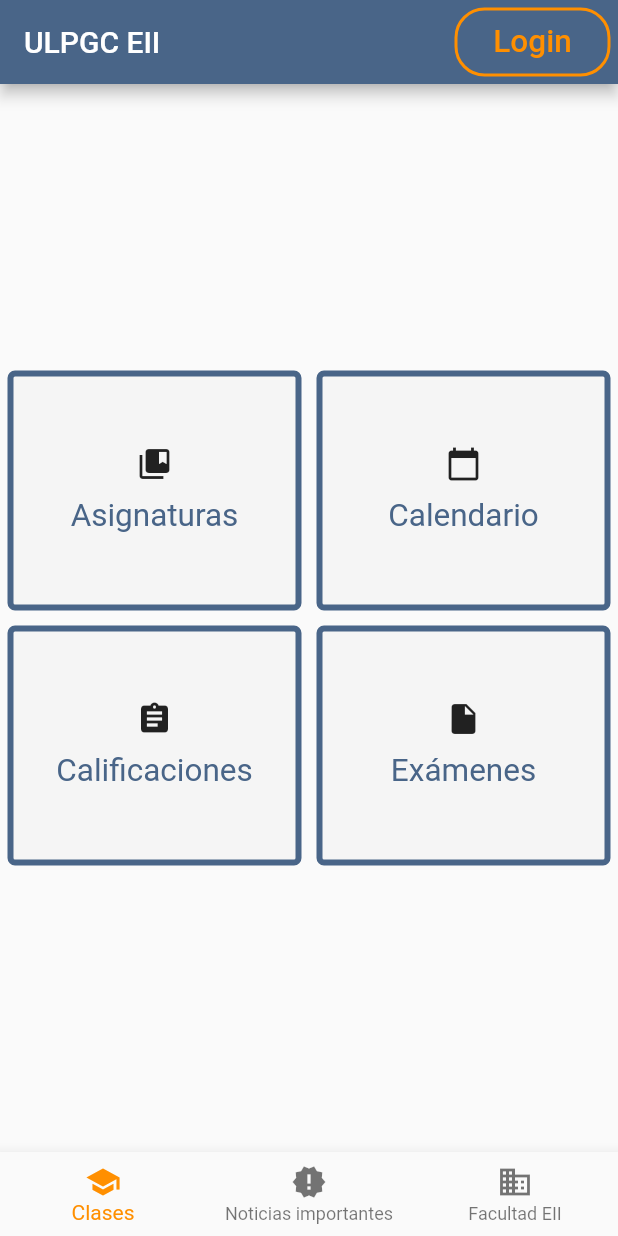
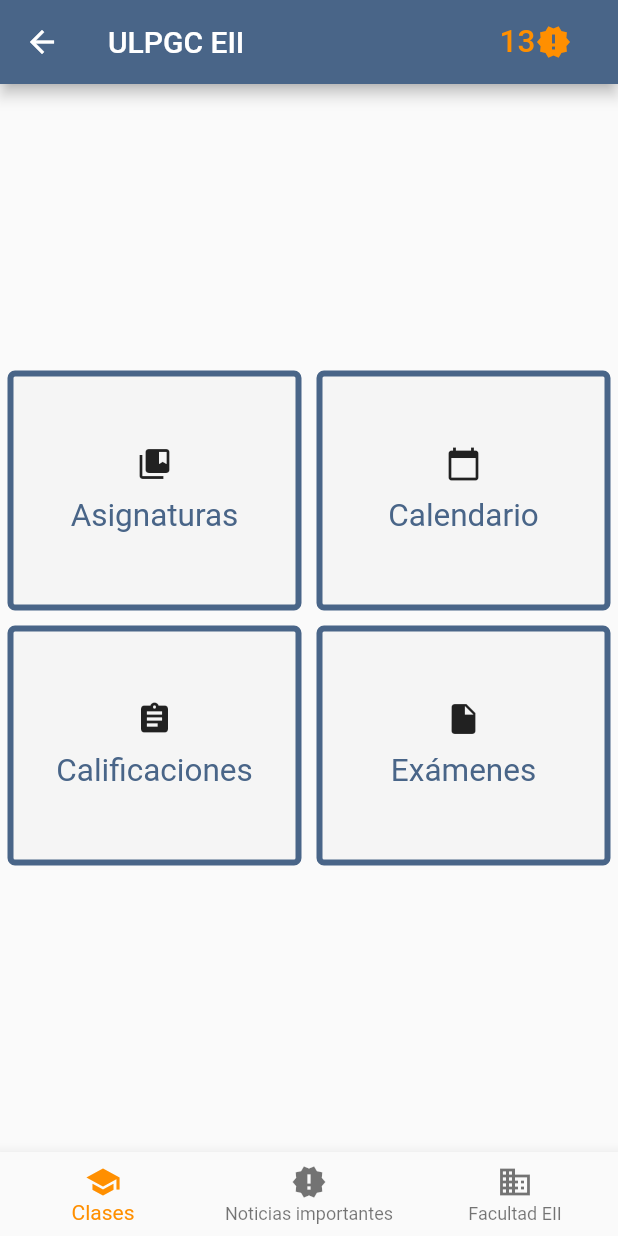
Before and after one commit to Rednaxelus/ULPGC_DIU, a Flutter app: the screen it shows after launch, after a tap on "Login", on a phone screen of 412 x 824 dp. Run offline on Flutter 3.47's test engine with Material 2 defaults, Android fonts, the phone set to English and light mode, and no system bars; Roboto replaces fonts that are missing (Hind, Montserrat).

Commit message:
login finished.

```diff
--- /dev/null
+++ b/lib/LoginButton.dart
@@ -0,0 +1,29 @@
+import 'package:flutter/material.dart';
+
+Container giveLoginButton(BuildContext context) {
+  return Container(
+    margin: const EdgeInsets.all(5.0),
+    padding: const EdgeInsets.all(6.0),
+    decoration: BoxDecoration(
+      color: Color.fromARGB(0, 0, 0, 0),
+      border: Border.all(
+          width: 2, //                   <--- border width here
+          color: Theme
+              .of(context)
+              .accentColor),
+      borderRadius: BorderRadius.all(Radius.circular(
+          20.0) //                 <--- border radius here
+      ),
+    ),
+    child: FlatButton(
+      onPressed: () {},
+      child: Text("Login",
+          style: new TextStyle(
+            fontSize: 21.0,
+            color: Theme
+                .of(context)
+                .accentColor,
+          )),
+    ),
+  )
+}
--- /dev/null
+++ b/lib/LoginPage.dart
@@ -0,0 +1,87 @@
+import 'package:flutter/material.dart';
+import 'package:uni/MenuPage.dart';
+
+class LoginPage extends StatefulWidget {
+  @override
+  _LoginPageState createState() => _LoginPageState();
+}
+
+class _LoginPageState extends State<LoginPage> {
+  TextStyle style = TextStyle(fontFamily: 'Montserrat', fontSize: 20.0);
+
+  @override
+  Widget build(BuildContext context) {
+    final emailField = TextField(
+      obscureText: false,
+      style: style,
+      decoration: InputDecoration(
+          contentPadding: EdgeInsets.fromLTRB(20.0, 15.0, 20.0, 15.0),
+          hintText: "Dirección de correo electrónico",
+          border:
+              OutlineInputBorder(borderRadius: BorderRadius.circular(32.0))),
+    );
+    final passwordField = TextField(
+      obscureText: true,
+      style: style,
+      decoration: InputDecoration(
+          contentPadding: EdgeInsets.fromLTRB(20.0, 15.0, 20.0, 15.0),
+          hintText: "Contraseña",
+          border:
+              OutlineInputBorder(borderRadius: BorderRadius.circular(32.0))),
+    );
+    final loginButton = Material(
+      elevation: 5.0,
+      color: Theme.of(context).primaryColor,
+      borderRadius: BorderRadius.circular(30.0),
+      child: MaterialButton(
+        minWidth: MediaQuery.of(context).size.width,
+        padding: EdgeInsets.fromLTRB(20.0, 15.0, 20.0, 15.0),
+        onPressed: () {
+          Navigator.push(
+              context, new MaterialPageRoute(builder: (context) => MenuPage()));
+        },
+        child: Text("Login",
+            textAlign: TextAlign.center,
+            style: style.copyWith(
+                color: Colors.white, fontWeight: FontWeight.bold)),
+      ),
+    );
+
+    return Scaffold(
+      body: Container(
+        color: Colors.white,
+        child: Padding(
+          padding: const EdgeInsets.all(30.0),
+          child: Column(
+            crossAxisAlignment: CrossAxisAlignment.center,
+            mainAxisAlignment: MainAxisAlignment.center,
+            children: <Widget>[
+              Spacer(),
+              Container(
+                height: 130,
+                child: Image.asset(
+                  "assets/images/logo.png",
+                  fit: BoxFit.contain,
+                ),
+              ),
+              Spacer(),
+              Padding(
+                padding: const EdgeInsets.all(8.0),
+                child: emailField,
+              ),
+              Padding(
+                padding: const EdgeInsets.all(8.0),
+                child: passwordField,
+              ),
+              Padding(
+                padding: const EdgeInsets.all(8.0),
+                child: loginButton,
+              ),
+              Spacer(),
+            ],
+          ),
+        ),
+      ),
+    );
+  }
+}
--- /dev/null
+++ b/lib/MenuPage.dart
@@ -0,0 +1,112 @@
+import 'package:flutter/material.dart';
+
+import 'customBox.dart';
+
+class MenuPage extends StatefulWidget {
+  MenuPage({Key key}) : super(key: key);
+
+  @override
+  _MenuPageState createState() => _MenuPageState();
+}
+
+class _MenuPageState extends State<MenuPage> {
+  int _selectedIndex = 0;
+  static const TextStyle optionStyle =
+      TextStyle(fontSize: 30, fontWeight: FontWeight.bold);
+
+  static List<Widget> _widgetOptions = <Widget>[
+    Table(
+      children: [
+        TableRow(
+          children: [
+            CustomBox("Asignaturas", Icons.collections_bookmark),
+            CustomBox("Calendario", Icons.calendar_today),
+          ],
+        ),
+        TableRow(children: [
+          CustomBox("Calificaciones", Icons.assignment),
+          CustomBox("Exámenes", Icons.insert_drive_file)
+        ])
+      ],
+    ),
+    Column(
+      crossAxisAlignment: CrossAxisAlignment.start,
+      mainAxisSize: MainAxisSize.min,
+      children: <Widget>[
+        Text('Through the night, we have one shot to live another day'),
+        Text('We cannot let a stray gunshot give us away'),
+        Text('We will fight up close, seize the moment and stay in it'),
+        Text('It’s either that or meet the business end of a bayonet'),
+        Text('The code word is ‘Rochambeau,’ dig me?'),
+      ],
+    ),
+    Text(
+      'Bienvenvido',
+      style: optionStyle,
+    ),
+  ];
+
+  void _onItemTapped(int index) {
+    setState(() {
+      _selectedIndex = index;
+    });
+  }
+
+  @override
+  Widget build(BuildContext context) {
+    return Scaffold(
+      appBar: AppBar(
+        title: const Text('ULPGC EII'),
+        actions: <Widget>[
+          Container(
+            margin: const EdgeInsets.all(5.0),
+            padding: const EdgeInsets.all(6.0),
+            decoration: BoxDecoration(
+              color: Color.fromARGB(0, 0, 0, 0),
+            ),
+            child: FlatButton(
+              onPressed: () {},
+              child: Row(
+                children: <Widget>[
+                  Text("13",
+                      style: new TextStyle(
+                        fontSize: 21.0,
+                        color: Theme.of(context).accentColor,
+                      )),
+                  Icon(
+                    Icons.new_releases,
+                    color: Theme.of(context).accentColor,
+                    size: 24.0,
+                  ),
+                ],
+              ),
+            ),
+          ),
+        ],
+        backgroundColor: Theme.of(context).primaryColor,
+      ),
+      body: Center(
+        child: _widgetOptions.elementAt(_selectedIndex),
+      ),
+      bottomNavigationBar: BottomNavigationBar(
+        items: const <BottomNavigationBarItem>[
+          BottomNavigationBarItem(
+            icon: Icon(Icons.school),
+            title: Text('Clases'),
+          ),
+          BottomNavigationBarItem(
+            icon: Icon(Icons.new_releases),
+            title: Text('Noticias importantes'),
+          ),
+          BottomNavigationBarItem(
+            icon: Icon(Icons.business),
+            title: Text('Facultad EII'),
+          ),
+        ],
+        currentIndex: _selectedIndex,
+        selectedItemColor: Theme.of(context).accentColor,
+        onTap: _onItemTapped,
+      ),
+    );
+  }
+}
--- a/lib/customBox.dart
+++ b/lib/customBox.dart
@@ -1,5 +1,4 @@
 import 'package:flutter/material.dart';
-import 'package:uni/main.dart';
 
 class CustomBox extends StatelessWidget {
   final String name;
@@ -13,7 +12,7 @@ class CustomBox extends StatelessWidget {
       margin: const EdgeInsets.all(5.0),
       padding: const EdgeInsets.all(6.0),
       height: 160,
-      decoration: myBoxDecoration(),
+      decoration: myBoxDecoration(context),
       child: Column(
         mainAxisAlignment: MainAxisAlignment.center,
         crossAxisAlignment: CrossAxisAlignment.center,
@@ -23,7 +22,7 @@ class CustomBox extends StatelessWidget {
           Text(name,
               style: new TextStyle(
                 fontSize: 21.0,
-                color: colorPrimary,
+                color: Theme.of(context).primaryColor,
               )),
         ],
       ),
@@ -31,12 +30,12 @@ class CustomBox extends StatelessWidget {
   }
 }
 
-BoxDecoration myBoxDecoration() {
+BoxDecoration myBoxDecoration(BuildContext context) {
   return BoxDecoration(
     color: Colors.grey[100],
     border: Border.all(
         width: 4, //                   <--- border width here
-        color: colorPrimary),
+        color: Theme.of(context).primaryColor),
     borderRadius: BorderRadius.all(
         Radius.circular(5.0) //                 <--- border radius here
         ),
--- a/lib/main.dart
+++ b/lib/main.dart
@@ -10,12 +10,10 @@
 // bar items. The first one is selected.](https://flutter.github.io/assets-for-api-docs/assets/material/bottom_navigation_bar.png)
 
 import 'package:flutter/material.dart';
-import 'package:uni/customBox.dart';
+
+import 'LoginPage.dart';
 
 void main() => runApp(MyApp());
-
-final Color colorPrimary = Color.fromARGB(255, 73, 101, 136);
-final Color colorSecondary = Colors.amber[800];
 
 /// This Widget is the main application widget.
 class MyApp extends StatelessWidget {
@@ -25,113 +23,24 @@ class MyApp extends StatelessWidget {
   Widget build(BuildContext context) {
     return MaterialApp(
       title: _title,
-      home: MyStatefulWidget(),
+      theme: ThemeData(
+        // Define the default brightness and colors.
+        brightness: Brightness.light,
+        primaryColor: Color.fromARGB(255, 73, 101, 136),
+        accentColor: Colors.amber[800],
+
+        // Define the default font family.
+        fontFamily: 'Montserrat',
+
+        // Define the default TextTheme. Use this to specify the default
+        // text styling for headlines, titles, bodies of text, and more.
+        textTheme: TextTheme(
+          headline: TextStyle(fontSize: 72.0, fontWeight: FontWeight.bold),
+          title: TextStyle(fontSize: 36.0, fontStyle: FontStyle.italic),
+          body1: TextStyle(fontSize: 14.0, fontFamily: 'Hind'),
+        ),
+      ),
+      home: LoginPage(),
     );
   }
 }
-
-class MyStatefulWidget extends StatefulWidget {
-  MyStatefulWidget({Key key}) : super(key: key);
-
-  @override
-  _MyStatefulWidgetState createState() => _MyStatefulWidgetState();
-}
-
-class _MyStatefulWidgetState extends State<MyStatefulWidget> {
-  int _selectedIndex = 0;
-  static const TextStyle optionStyle =
-      TextStyle(fontSize: 30, fontWeight: FontWeight.bold);
-
-  static List<Widget> _widgetOptions = <Widget>[
-    Table(
-      children: [
-        TableRow(
-          children: [
-            CustomBox("Asignaturas", Icons.collections_bookmark),
-            CustomBox("Calendario", Icons.calendar_today),
-          ],
-        ),
-        TableRow(children: [
-          CustomBox("Calificaciones", Icons.assignment),
-          CustomBox("Exámenes", Icons.insert_drive_file)
-        ])
-      ],
-    ),
-    Column(
-      crossAxisAlignment: CrossAxisAlignment.start,
-      mainAxisSize: MainAxisSize.min,
-      children: <Widget>[
-        Text('Through the night, we have one shot to live another day'),
-        Text('We cannot let a stray gunshot give us away'),
-        Text('We will fight up close, seize the moment and stay in it'),
-        Text('It’s either that or meet the business end of a bayonet'),
-        Text('The code word is ‘Rochambeau,’ dig me?'),
-      ],
-    ),
-    Text(
-      'Bienvenvido',
-      style: optionStyle,
-    ),
-  ];
-
-  void _onItemTapped(int index) {
-    setState(() {
-      _selectedIndex = index;
-    });
-  }
-
-  @override
-  Widget build(BuildContext context) {
-    return Scaffold(
-      appBar: AppBar(
-        title: const Text('ULPGC EII'),
-        actions: <Widget>[
-          Container(
-            margin: const EdgeInsets.all(5.0),
-            padding: const EdgeInsets.all(6.0),
-            decoration: BoxDecoration(
-              color: Color.fromARGB(0, 0, 0, 0),
-              border: Border.all(
-                  width: 2, //                   <--- border width here
-                  color: colorSecondary),
-              borderRadius: BorderRadius.all(Radius.circular(
-                      20.0) //                 <--- border radius here
-                  ),
-            ),
-            child: FlatButton(
-              onPressed: () {},
-              child: Text("Login",
-                  style: new TextStyle(
-                    fontSize: 21.0,
-                    color: colorSecondary,
-                  )),
-            ),
-          )
-        ],
-        backgroundColor: colorPrimary,
-      ),
-      body: Center(
-        child: _widgetOptions.elementAt(_selectedIndex),
-      ),
-      bottomNavigationBar: BottomNavigationBar(
-        items: const <BottomNavigationBarItem>[
-          BottomNavigationBarItem(
-            icon: Icon(Icons.school),
-            title: Text('Clases'),
-          ),
-          BottomNavigationBarItem(
-            icon: Icon(Icons.new_releases),
-            title: Text('Noticias importantes'),
-          ),
-          BottomNavigationBarItem(
-            icon: Icon(Icons.business),
-            title: Text('Facultad EII'),
-          ),
-        ],
-        currentIndex: _selectedIndex,
-        selectedItemColor: colorSecondary,
-        onTap: _onItemTapped,
-      ),
-    );
-  }
-}
--- a/pubspec.yaml
+++ b/pubspec.yaml
@@ -40,10 +40,8 @@ flutter:
   # the material Icons class.
   uses-material-design: true
 
-  # To add assets to your application, add an assets section, like this:
-  # assets:
-  #  - images/a_dot_burr.jpeg
-  #  - images/a_dot_ham.jpeg
+  assets:
+    - assets/images/logo.png
 
   # An image asset can refer to one or more resolution-specific "variants", see
   # https://flutter.dev/assets-and-images/#resolution-aware.
```
